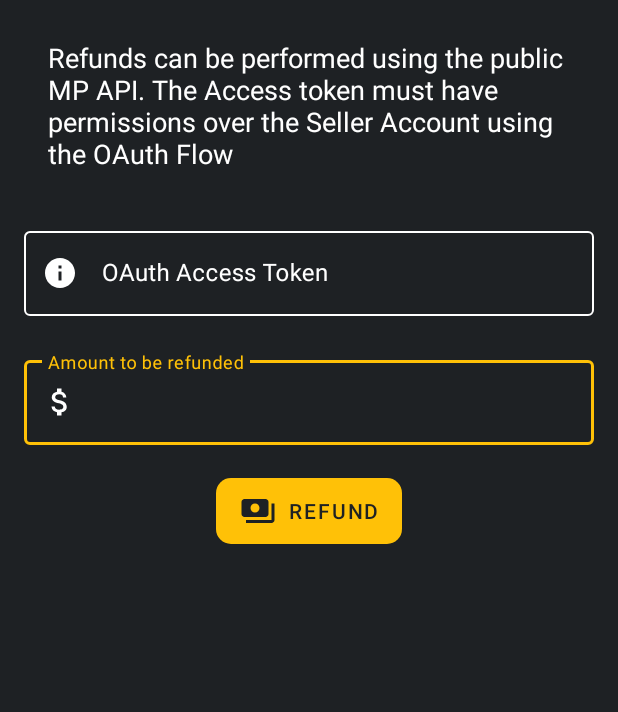
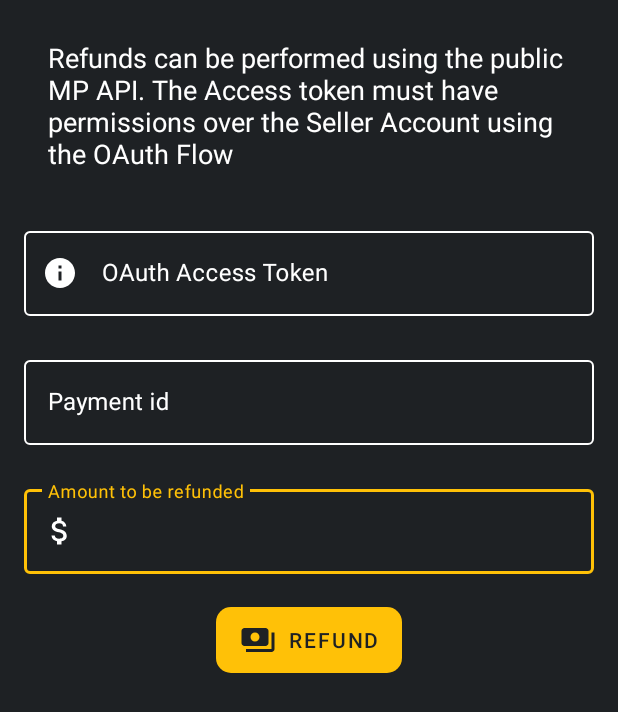
Before and after one commit to mercadolibre/point-mainapp-demo-android, an Android app: the layout point_mainapp_demo_app_activity_refunds.xml on its own in the app's theme, with its tools: preview values and no code run, on a phone screen of 412 x 824 dp. Shown: the top 712 px of the screen. Run offline under Robolectric (Android 15) with nearby library versions, the phone set to English and light mode, and no system bars.

Commit message:
Add Viewmodel and PaymentId field

```diff
--- a/app/src/main/AndroidManifest.xml
+++ b/app/src/main/AndroidManifest.xml
@@ -53,5 +53,9 @@
             android:name=".view.payment.launcher.PaymentLauncherActivity"
             android:exported="false" />
 
+        <activity
+            android:name=".view.refunds.RefundsActivity"
+            android:exported="false" />
+
     </application>
 </manifest>
--- /dev/null
+++ b/app/src/main/java/com/mercadolibre/android/point_mainapp_demo/app/model/RefundsManager.kt
@@ -0,0 +1,4 @@
+package com.mercadolibre.android.point_mainapp_demo.app.model
+
+class RefundsManager {
+}
--- a/app/src/main/res/layout/point_mainapp_demo_app_activity_refunds.xml
+++ b/app/src/main/res/layout/point_mainapp_demo_app_activity_refunds.xml
@@ -30,11 +30,31 @@
         android:hint="@string/point_mainapp_demo_app_lab_refund_amount"
         app:layout_constraintEnd_toEndOf="parent"
         app:layout_constraintStart_toStartOf="parent"
-        app:layout_constraintTop_toBottomOf="@id/accessTokenInputLayout"
+        app:layout_constraintTop_toBottomOf="@id/paymentIdInputLayout"
         app:startIconDrawable="@drawable/point_mainapp_demo_app_ic_money">
 
         <com.google.android.material.textfield.TextInputEditText
             android:id="@+id/amountEditText"
+            android:layout_width="match_parent"
+            android:layout_height="wrap_content"
+            android:inputType="numberDecimal"
+            android:textColor="@color/primaryTextColor" />
+
+    </com.google.android.material.textfield.TextInputLayout>
+
+    <com.google.android.material.textfield.TextInputLayout
+        android:id="@+id/paymentIdInputLayout"
+        android:layout_width="0dp"
+        android:layout_height="wrap_content"
+        android:layout_marginHorizontal="@dimen/ui_2m"
+        android:layout_marginTop="@dimen/ui_3m"
+        android:hint="@string/point_mainapp_demo_app_lab_refund_payment_id"
+        app:layout_constraintEnd_toEndOf="parent"
+        app:layout_constraintStart_toStartOf="parent"
+        app:layout_constraintTop_toBottomOf="@id/accessTokenInputLayout">
+
+        <com.google.android.material.textfield.TextInputEditText
+            android:id="@+id/paymentIdEditText"
             android:layout_width="match_parent"
             android:layout_height="wrap_content"
             android:inputType="numberDecimal"
--- a/app/src/main/res/values/strings.xml
+++ b/app/src/main/res/values/strings.xml
@@ -25,6 +25,7 @@
     <string name="point_mainapp_demo_app_description_refunds">Refunds can be performed using the public MP API. The Access token must have permissions over the Seller Account using the OAuth Flow</string>
     <string name="point_mainapp_demo_app_lab_access_token">OAuth Access Token</string>
     <string name="point_mainapp_demo_app_lab_refund_amount">Amount to be refunded</string>
+    <string name="point_mainapp_demo_app_lab_refund_payment_id">Payment id</string>
     <string name="point_mainapp_demo_app_lab_send_refund_action">Refund</string>
 
 
```
Also changed, not shown: app/src/main/java/com/mercadolibre/android/point_mainapp_demo/app/view/refunds/RefundsActivity.kt (+6 -1 lines), app/src/main/java/com/mercadolibre/android/point_mainapp_demo/app/view/refunds/RefundsViewModel.kt (+17 -1 lines).
